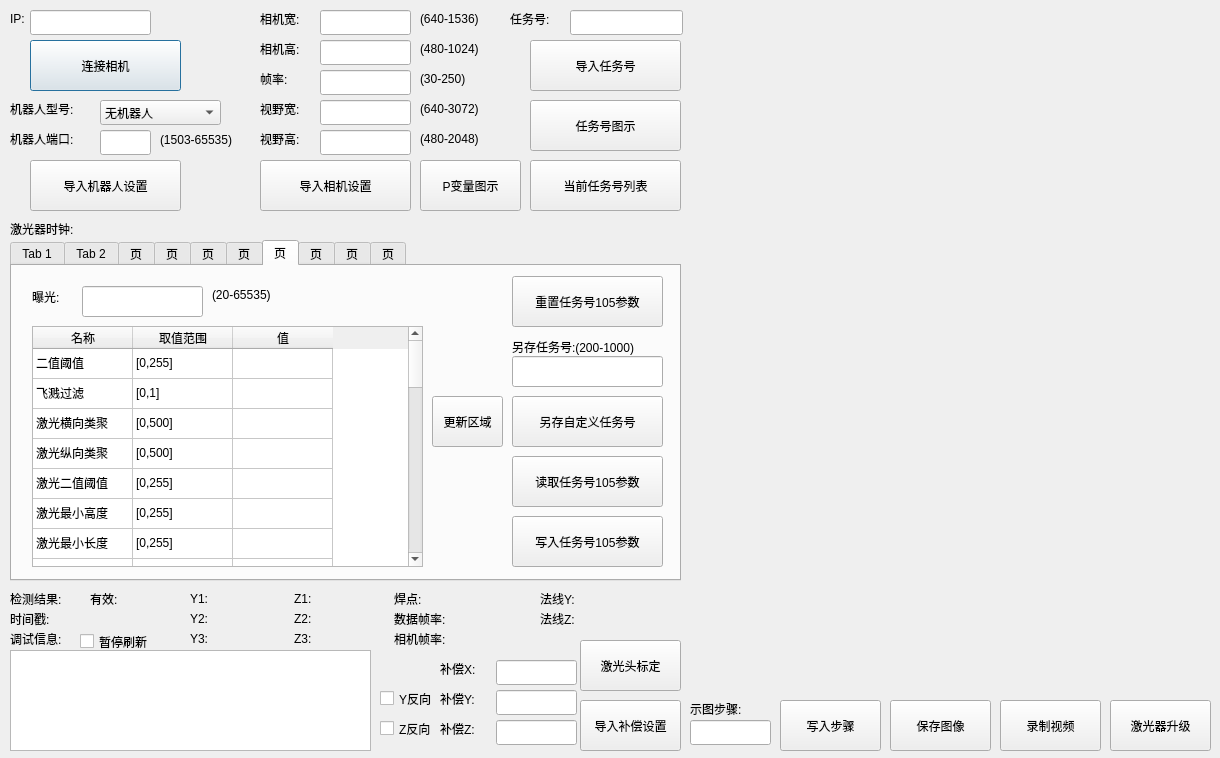
The window that qtmysunnydlg.ui (qubo188612/qtwelding) describes before a commit, drawn with Qt 5.
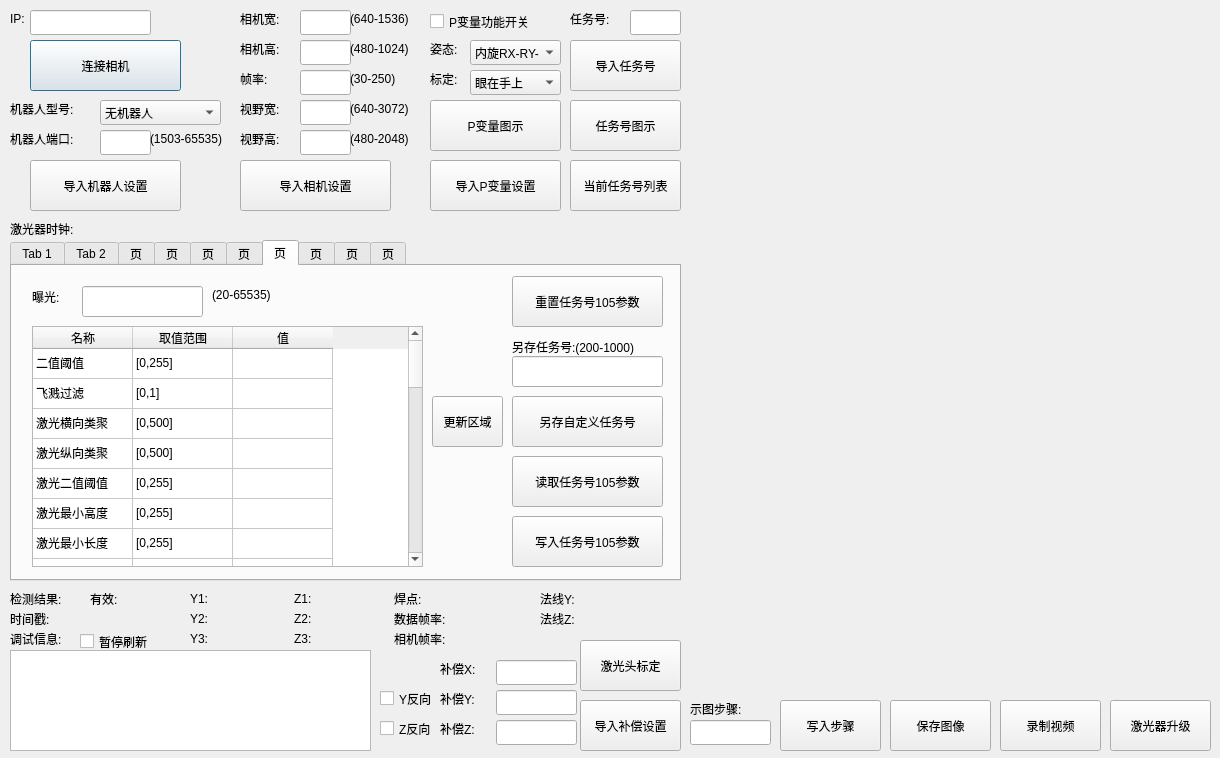
The same window after the commit. Custom widgets are drawn as their Qt base class.

Patch:
```diff
--- a/qtmysunnydlg.ui
+++ b/qtmysunnydlg.ui
@@ -288,7 +288,7 @@
   <widget class="QLabel" name="label_12">
    <property name="geometry">
     <rect>
-     <x>510</x>
+     <x>570</x>
      <y>10</y>
      <width>51</width>
      <height>17</height>
@@ -301,9 +301,9 @@
   <widget class="QLineEdit" name="tasknum">
    <property name="geometry">
     <rect>
-     <x>570</x>
+     <x>630</x>
      <y>10</y>
-     <width>113</width>
+     <width>51</width>
      <height>25</height>
     </rect>
    </property>
@@ -311,9 +311,9 @@
   <widget class="QPushButton" name="tasknumsetBtn">
    <property name="geometry">
     <rect>
-     <x>530</x>
+     <x>570</x>
      <y>40</y>
-     <width>151</width>
+     <width>111</width>
      <height>51</height>
     </rect>
    </property>
@@ -324,9 +324,9 @@
   <widget class="QPushButton" name="tasknumshowBtn">
    <property name="geometry">
     <rect>
-     <x>530</x>
+     <x>570</x>
      <y>100</y>
-     <width>151</width>
+     <width>111</width>
      <height>51</height>
     </rect>
    </property>
@@ -539,9 +539,9 @@
   <widget class="QLineEdit" name="cam_width">
    <property name="geometry">
     <rect>
-     <x>320</x>
+     <x>300</x>
      <y>10</y>
-     <width>91</width>
+     <width>51</width>
      <height>25</height>
     </rect>
    </property>
@@ -549,7 +549,7 @@
   <widget class="QLabel" name="label_28">
    <property name="geometry">
     <rect>
-     <x>260</x>
+     <x>240</x>
      <y>10</y>
      <width>51</width>
      <height>17</height>
@@ -562,7 +562,7 @@
   <widget class="QLabel" name="label_29">
    <property name="geometry">
     <rect>
-     <x>260</x>
+     <x>240</x>
      <y>40</y>
      <width>51</width>
      <height>17</height>
@@ -575,9 +575,9 @@
   <widget class="QLineEdit" name="cam_height">
    <property name="geometry">
     <rect>
-     <x>320</x>
+     <x>300</x>
      <y>40</y>
-     <width>91</width>
+     <width>51</width>
      <height>25</height>
     </rect>
    </property>
@@ -585,7 +585,7 @@
   <widget class="QPushButton" name="setcamsizeBtn">
    <property name="geometry">
     <rect>
-     <x>260</x>
+     <x>240</x>
      <y>160</y>
      <width>151</width>
      <height>51</height>
@@ -6653,7 +6653,7 @@
   <widget class="QLabel" name="label_30">
    <property name="geometry">
     <rect>
-     <x>420</x>
+     <x>350</x>
      <y>10</y>
      <width>81</width>
      <height>17</height>
@@ -6666,7 +6666,7 @@
   <widget class="QLabel" name="label_31">
    <property name="geometry">
     <rect>
-     <x>420</x>
+     <x>350</x>
      <y>40</y>
      <width>81</width>
      <height>17</height>
@@ -6757,9 +6757,9 @@
   <widget class="QLineEdit" name="cam_fps">
    <property name="geometry">
     <rect>
-     <x>320</x>
+     <x>300</x>
      <y>70</y>
-     <width>91</width>
+     <width>51</width>
      <height>25</height>
     </rect>
    </property>
@@ -6767,7 +6767,7 @@
   <widget class="QLabel" name="label_39">
    <property name="geometry">
     <rect>
-     <x>260</x>
+     <x>240</x>
      <y>70</y>
      <width>51</width>
      <height>17</height>
@@ -6780,7 +6780,7 @@
   <widget class="QLabel" name="label_40">
    <property name="geometry">
     <rect>
-     <x>420</x>
+     <x>350</x>
      <y>70</y>
      <width>81</width>
      <height>17</height>
@@ -6832,10 +6832,10 @@
   <widget class="QLabel" name="label_43">
    <property name="geometry">
     <rect>
-     <x>160</x>
+     <x>150</x>
      <y>130</y>
      <width>91</width>
-     <height>20</height>
+     <height>17</height>
     </rect>
    </property>
    <property name="text">
@@ -6845,7 +6845,7 @@
   <widget class="QLabel" name="label_47">
    <property name="geometry">
     <rect>
-     <x>420</x>
+     <x>350</x>
      <y>130</y>
      <width>81</width>
      <height>17</height>
@@ -6858,7 +6858,7 @@
   <widget class="QLabel" name="label_44">
    <property name="geometry">
     <rect>
-     <x>260</x>
+     <x>240</x>
      <y>130</y>
      <width>51</width>
      <height>17</height>
@@ -6871,9 +6871,9 @@
   <widget class="QLineEdit" name="cam_view_width">
    <property name="geometry">
     <rect>
-     <x>320</x>
+     <x>300</x>
      <y>100</y>
-     <width>91</width>
+     <width>51</width>
      <height>25</height>
     </rect>
    </property>
@@ -6881,9 +6881,9 @@
   <widget class="QLineEdit" name="cam_view_height">
    <property name="geometry">
     <rect>
-     <x>320</x>
+     <x>300</x>
      <y>130</y>
-     <width>91</width>
+     <width>51</width>
      <height>25</height>
     </rect>
    </property>
@@ -6891,7 +6891,7 @@
   <widget class="QLabel" name="label_46">
    <property name="geometry">
     <rect>
-     <x>260</x>
+     <x>240</x>
      <y>100</y>
      <width>51</width>
      <height>17</height>
@@ -6904,7 +6904,7 @@
   <widget class="QLabel" name="label_45">
    <property name="geometry">
     <rect>
-     <x>420</x>
+     <x>350</x>
      <y>100</y>
      <width>81</width>
      <height>17</height>
@@ -7051,9 +7051,9 @@
   <widget class="QPushButton" name="taskclearBtn">
    <property name="geometry">
     <rect>
-     <x>530</x>
+     <x>570</x>
      <y>160</y>
-     <width>151</width>
+     <width>111</width>
      <height>51</height>
     </rect>
    </property>
@@ -7103,9 +7103,9 @@
   <widget class="QPushButton" name="pshowBtn">
    <property name="geometry">
     <rect>
-     <x>420</x>
-     <y>160</y>
-     <width>101</width>
+     <x>430</x>
+     <y>100</y>
+     <width>131</width>
      <height>51</height>
     </rect>
    </property>
@@ -7113,6 +7113,103 @@
     <string>P变量图示</string>
    </property>
   </widget>
+  <widget class="QPushButton" name="psetBtn">
+   <property name="geometry">
+    <rect>
+     <x>430</x>
+     <y>160</y>
+     <width>131</width>
+     <height>51</height>
+    </rect>
+   </property>
+   <property name="text">
+    <string>导入P变量设置</string>
+   </property>
+  </widget>
+  <widget class="QLabel" name="label_13">
+   <property name="geometry">
+    <rect>
+     <x>430</x>
+     <y>40</y>
+     <width>41</width>
+     <height>17</height>
+    </rect>
+   </property>
+   <property name="text">
+    <string>姿态:</string>
+   </property>
+  </widget>
+  <widget class="QCheckBox" name="checkBox_pEn">
+   <property name="geometry">
+    <rect>
+     <x>430</x>
+     <y>10</y>
+     <width>131</width>
+     <height>23</height>
+    </rect>
+   </property>
+   <property name="text">
+    <string>P变量功能开关</string>
+   </property>
+  </widget>
+  <widget class="QComboBox" name="comboBox_2">
+   <property name="geometry">
+    <rect>
+     <x>470</x>
+     <y>40</y>
+     <width>91</width>
+     <height>25</height>
+    </rect>
+   </property>
+   <item>
+    <property name="text">
+     <string>内旋RX-RY-RZ</string>
+    </property>
+   </item>
+   <item>
+    <property name="text">
+     <string>外旋RZ-RY-RX</string>
+    </property>
+   </item>
+   <item>
+    <property name="text">
+     <string>内旋RX-&quot;RY&quot;-RZ</string>
+    </property>
+   </item>
+  </widget>
+  <widget class="QComboBox" name="comboBox_3">
+   <property name="geometry">
+    <rect>
+     <x>470</x>
+     <y>70</y>
+     <width>91</width>
+     <height>25</height>
+    </rect>
+   </property>
+   <item>
+    <property name="text">
+     <string>眼在手上</string>
+    </property>
+   </item>
+   <item>
+    <property name="text">
+     <string>眼在手外</string>
+    </property>
+   </item>
+  </widget>
+  <widget class="QLabel" name="label_14">
+   <property name="geometry">
+    <rect>
+     <x>430</x>
+     <y>70</y>
+     <width>41</width>
+     <height>17</height>
+    </rect>
+   </property>
+   <property name="text">
+    <string>标定:</string>
+   </property>
+  </widget>
  </widget>
  <customwidgets>
   <customwidget>
```
